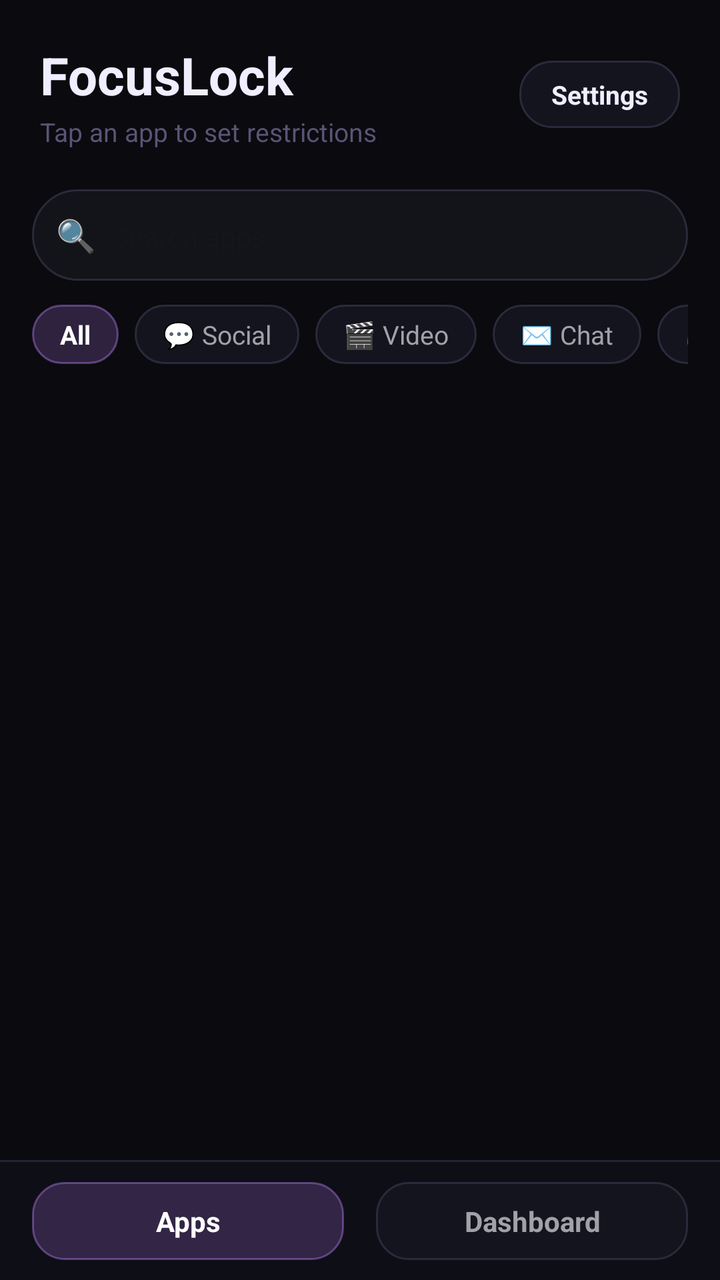
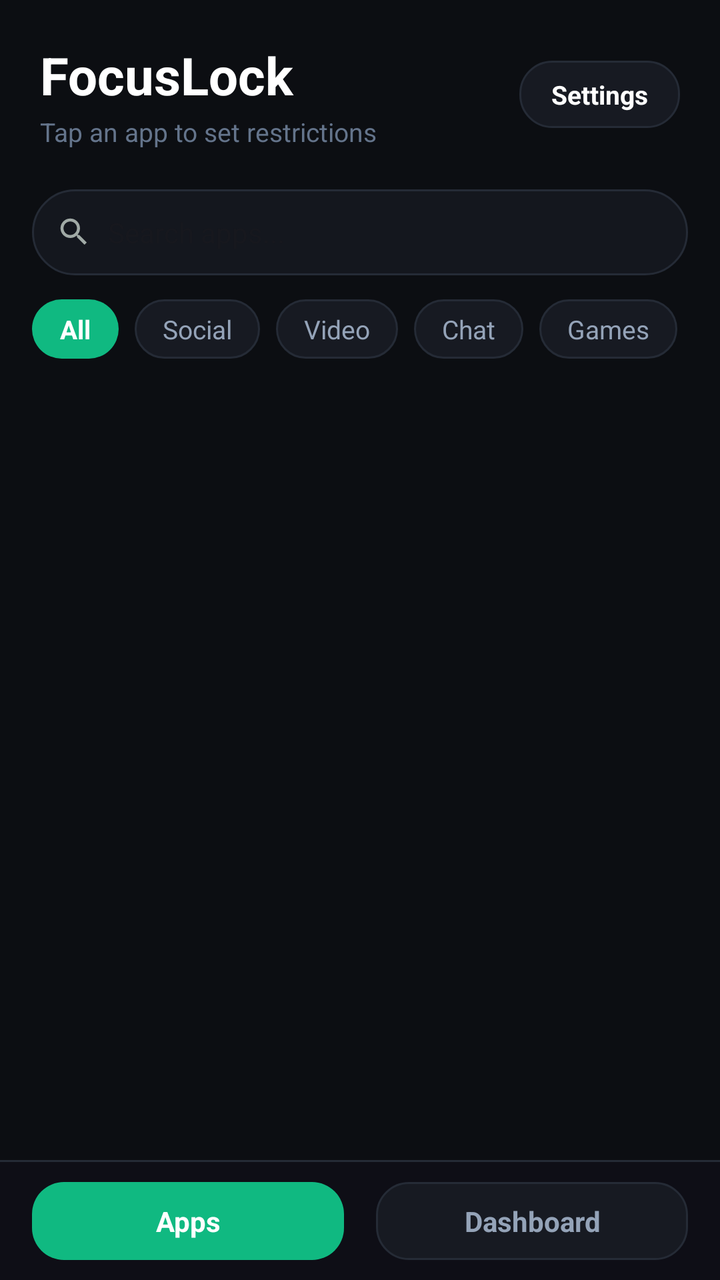

The first picture is an Android layout as it rendered before a commit; the second is the same layout after the commit. The layout source and the unified diff follow.
<!-- AndroidManifest.xml: application theme Theme.FocusLock -->
<!-- res/layout/activity_app_list.xml -->
<?xml version="1.0" encoding="utf-8"?>
<LinearLayout
    xmlns:android="http://schemas.android.com/apk/res/android"
    android:layout_width="match_parent"
    android:layout_height="match_parent"
    android:orientation="vertical"
    android:background="#0a0a0f">

    
    <LinearLayout
        android:layout_width="match_parent"
        android:layout_height="wrap_content"
        android:orientation="horizontal"
        android:gravity="center_vertical"
        android:padding="20dp"
        android:paddingBottom="12dp">

        <LinearLayout
            android:layout_width="0dp"
            android:layout_height="wrap_content"
            android:layout_weight="1"
            android:orientation="vertical">

            <TextView
                android:layout_width="wrap_content"
                android:layout_height="wrap_content"
                android:text="FocusLock"
                android:textSize="26sp"
                android:textStyle="bold"
                android:textColor="#f0eeff" />

            <TextView
                android:layout_width="wrap_content"
                android:layout_height="wrap_content"
                android:text="Tap an app to set restrictions"
                android:textSize="13sp"
                android:textColor="#5a5475"
                android:layout_marginTop="2dp" />

        </LinearLayout>

        <TextView
            android:id="@+id/btn_settings"
            android:layout_width="wrap_content"
            android:layout_height="wrap_content"
            android:text="Settings"
            android:textSize="13sp"
            android:textStyle="bold"
            android:textColor="#f0eeff"
            android:paddingHorizontal="16dp"
            android:paddingVertical="8dp"
            android:background="@drawable/bg_chip_inactive"
            android:clickable="true"
            android:focusable="true" />

    </LinearLayout>

    
    <LinearLayout
        android:id="@+id/banner_miui_warning"
        android:layout_width="match_parent"
        android:layout_height="wrap_content"
        android:orientation="vertical"
        android:layout_marginStart="16dp"
        android:layout_marginEnd="16dp"
        android:layout_marginBottom="8dp"
        android:background="@drawable/bg_card"
        android:padding="14dp"
        android:visibility="gone">

        
        <LinearLayout
            android:layout_width="match_parent"
            android:layout_height="wrap_content"
            android:orientation="horizontal"
            android:gravity="center_vertical"
            android:layout_marginBottom="6dp">

            <TextView
                android:layout_width="0dp"
                android:layout_height="wrap_content"
                android:layout_weight="1"
                android:text="⚠️ FocusLock may be killed by MIUI"
                android:textSize="13sp"
                android:textStyle="bold"
                android:textColor="#ffcc44" />

        </LinearLayout>

        <TextView
            android:layout_width="match_parent"
            android:layout_height="wrap_content"
            android:text="Your Xiaomi device's battery optimizer may stop FocusLock in the background, disabling all restrictions."
            android:textSize="11sp"
            android:textColor="#9990bb"
            android:lineSpacingMultiplier="1.3"
            android:layout_marginBottom="12dp" />

        
        <LinearLayout
            android:layout_width="match_parent"
            android:layout_height="wrap_content"
            android:orientation="horizontal">

            <TextView
                android:id="@+id/btn_disable_battery_opt"
                android:layout_width="0dp"
                android:layout_height="38dp"
                android:layout_weight="1"
                android:text="Disable Battery Saver"
                android:textSize="11sp"
                android:textStyle="bold"
                android:textColor="#c084fc"
                android:gravity="center"
                android:background="@drawable/bg_button_secondary"
                android:layout_marginEnd="6dp" />

            <TextView
                android:id="@+id/btn_miui_autostart"
                android:layout_width="0dp"
                android:layout_height="38dp"
                android:layout_weight="1"
                android:text="Enable Autostart"
                android:textSize="11sp"
                android:textStyle="bold"
                android:textColor="#ffffff"
                android:gravity="center"
                android:background="@drawable/bg_button_primary" />

        </LinearLayout>

    </LinearLayout>

    

    <LinearLayout
        android:layout_width="match_parent"
        android:layout_height="wrap_content"
        android:orientation="horizontal"
        android:layout_marginLeft="16dp"
        android:layout_marginRight="16dp"
        android:layout_marginBottom="12dp"
        android:background="@drawable/bg_search_bar"
        android:padding="12dp">

        <TextView
            android:layout_width="wrap_content"
            android:layout_height="wrap_content"
            android:text="🔍"
            android:textSize="16sp"
            android:layout_marginRight="8dp" />

        <EditText
            android:id="@+id/search_input"
            android:layout_width="0dp"
            android:layout_weight="1"
            android:layout_height="wrap_content"
            android:hint="Search apps..."
            android:textColor="#f0eeff"
            android:textSize="14sp"
            android:background="@null"
            android:inputType="text"
            android:maxLines="1"
            android:imeOptions="actionSearch" />

        <TextView
            android:id="@+id/btn_clear_search"
            android:layout_width="wrap_content"
            android:layout_height="wrap_content"
            android:text="✕"
            android:textSize="16sp"
            android:textColor="#9990bb"
            android:visibility="gone"
            android:paddingStart="8dp"
            android:paddingEnd="4dp" />

    </LinearLayout>

    
    <HorizontalScrollView
        android:layout_width="match_parent"
        android:layout_height="wrap_content"
        android:scrollbars="none"
        android:layout_marginStart="16dp"
        android:layout_marginEnd="16dp"
        android:layout_marginBottom="12dp">

        <LinearLayout
            android:layout_width="wrap_content"
            android:layout_height="wrap_content"
            android:orientation="horizontal">

            <TextView
                android:id="@+id/chip_all"
                android:layout_width="wrap_content"
                android:layout_height="wrap_content"
                android:text="All"
                android:textSize="13sp"
                android:textStyle="bold"
                android:textColor="#ffffff"
                android:paddingHorizontal="14dp"
                android:paddingVertical="6dp"
                android:background="@drawable/bg_chip_active"
                android:layout_marginEnd="8dp"
                android:clickable="true"
                android:focusable="true" />

            <TextView
                android:id="@+id/chip_social"
                android:layout_width="wrap_content"
                android:layout_height="wrap_content"
                android:text="💬 Social"
                android:textSize="13sp"
                android:textColor="#a1a1aa"
                android:paddingHorizontal="14dp"
                android:paddingVertical="6dp"
                android:background="@drawable/bg_chip_inactive"
                android:layout_marginEnd="8dp"
                android:clickable="true"
                android:focusable="true" />

            <TextView
                android:id="@+id/chip_video"
                android:layout_width="wrap_content"
                android:layout_height="wrap_content"
                android:text="🎬 Video"
                android:textSize="13sp"
                android:textColor="#a1a1aa"
                android:paddingHorizontal="14dp"
                android:paddingVertical="6dp"
                android:background="@drawable/bg_chip_inactive"
                android:layout_marginEnd="8dp"
                android:clickable="true"
                android:focusable="true" />

            <TextView
                android:id="@+id/chip_messaging"
                android:layout_width="wrap_content"
                android:layout_height="wrap_content"
                android:text="✉️ Chat"
                android:textSize="13sp"
                android:textColor="#a1a1aa"
                android:paddingHorizontal="14dp"
                android:paddingVertical="6dp"
                android:background="@drawable/bg_chip_inactive"
                android:layout_marginEnd="8dp"
                android:clickable="true"
                android:focusable="true" />

            <TextView
                android:id="@+id/chip_gaming"
                android:layout_width="wrap_content"
                android:layout_height="wrap_content"
                android:text="🎮 Games"
                android:textSize="13sp"
                android:textColor="#a1a1aa"
                android:paddingHorizontal="14dp"
                android:paddingVertical="6dp"
                android:background="@drawable/bg_chip_inactive"
                android:layout_marginEnd="8dp"
                android:clickable="true"
                android:focusable="true" />

            <TextView
                android:id="@+id/chip_productivity"
                android:layout_width="wrap_content"
                android:layout_height="wrap_content"
                android:text="⚡ Productivity"
                android:textSize="13sp"
                android:textColor="#a1a1aa"
                android:paddingHorizontal="14dp"
                android:paddingVertical="6dp"
                android:background="@drawable/bg_chip_inactive"
                android:layout_marginEnd="8dp"
                android:clickable="true"
                android:focusable="true" />

            <TextView
                android:id="@+id/chip_other"
                android:layout_width="wrap_content"
                android:layout_height="wrap_content"
                android:text="📦 Other"
                android:textSize="13sp"
                android:textColor="#a1a1aa"
                android:paddingHorizontal="14dp"
                android:paddingVertical="6dp"
                android:background="@drawable/bg_chip_inactive"
                android:clickable="true"
                android:focusable="true" />

        </LinearLayout>
    </HorizontalScrollView>

    
    <ProgressBar
        android:id="@+id/progress_bar"
        android:layout_width="wrap_content"
        android:layout_height="wrap_content"
        android:layout_gravity="center_horizontal"
        android:layout_marginTop="40dp"
        android:visibility="gone" />

    
    <androidx.recyclerview.widget.RecyclerView
        android:id="@+id/recycler_view"
        android:layout_width="match_parent"
        android:layout_height="0dp"
        android:layout_weight="1"
        android:clipToPadding="false"
        android:paddingBottom="16dp" />

    
    <View
        android:layout_width="match_parent"
        android:layout_height="1dp"
        android:background="#242436" />

    
    <LinearLayout
        android:layout_width="match_parent"
        android:layout_height="wrap_content"
        android:orientation="horizontal"
        android:background="#0e0e16"
        android:paddingHorizontal="16dp"
        android:paddingVertical="10dp">

        
        <TextView
            android:id="@+id/tab_apps"
            android:layout_width="0dp"
            android:layout_height="wrap_content"
            android:layout_weight="1"
            android:text="Apps"
            android:textSize="14sp"
            android:textStyle="bold"
            android:textColor="#ffffff"
            android:gravity="center"
            android:paddingVertical="10dp"
            android:background="@drawable/bg_chip_active"
            android:layout_marginEnd="8dp"
            android:clickable="true"
            android:focusable="true" />

        
        <TextView
            android:id="@+id/tab_dashboard"
            android:layout_width="0dp"
            android:layout_height="wrap_content"
            android:layout_weight="1"
            android:text="Dashboard"
            android:textSize="14sp"
            android:textStyle="bold"
            android:textColor="#a1a1aa"
            android:gravity="center"
            android:paddingVertical="10dp"
            android:background="@drawable/bg_chip_inactive"
            android:layout_marginStart="8dp"
            android:clickable="true"
            android:focusable="true" />

    </LinearLayout>

</LinearLayout>
<!-- resources referenced by this layout -->
<resources>
  <!-- drawable bg_button_primary (drawable) -->
  <?xml version="1.0" encoding="utf-8"?>
  <shape xmlns:android="http://schemas.android.com/apk/res/android"
      android:shape="rectangle">
      <gradient
          android:startColor="#a855f7"
          android:endColor="#7c3aed"
          android:angle="0" />
      <corners android:radius="28dp" />
  </shape>
  <!-- drawable bg_button_secondary (drawable) -->
  <?xml version="1.0" encoding="utf-8"?>
  <shape xmlns:android="http://schemas.android.com/apk/res/android"
      android:shape="rectangle">
      <solid android:color="#33c084fc" /> 
      <corners android:radius="28dp" />
      <stroke android:width="1dp" android:color="#c084fc" />
  </shape>
  <!-- drawable bg_card (drawable) -->
  <?xml version="1.0" encoding="utf-8"?>
  <shape xmlns:android="http://schemas.android.com/apk/res/android"
      android:shape="rectangle">
      <solid android:color="#13131a" />
      <corners android:radius="16dp" />
      <stroke android:width="1dp" android:color="#1f1f2e" />
  </shape>
  <!-- drawable bg_chip_active (drawable) -->
  <?xml version="1.0" encoding="utf-8"?>
  <shape xmlns:android="http://schemas.android.com/apk/res/android"
      android:shape="rectangle">
      <solid android:color="#33c084fc" />
      <corners android:radius="16dp" />
      <stroke android:width="1dp" android:color="#66c084fc" />
  </shape>
  <!-- drawable bg_chip_inactive (drawable) -->
  <?xml version="1.0" encoding="utf-8"?>
  <shape xmlns:android="http://schemas.android.com/apk/res/android"
      android:shape="rectangle">
      <solid android:color="#14141e" />
      <corners android:radius="16dp" />
      <stroke android:width="1dp" android:color="#2a2a3c" />
  </shape>
  <!-- drawable bg_search_bar (drawable) -->
  <?xml version="1.0" encoding="utf-8"?>
  <shape xmlns:android="http://schemas.android.com/apk/res/android"
      android:shape="rectangle">
      <solid android:color="#13131a" />
      <corners android:radius="24dp" />
      <stroke android:width="1dp" android:color="#2a2a38" />
  </shape>
  <style name="Theme.FocusLock" parent="Base.Theme.FocusLock" />
  <style name="Base.Theme.FocusLock" parent="Theme.Material3.DayNight.NoActionBar">
          
          
      </style>
</resources>

<!-- the commit's change to res/layout/activity_app_list.xml (unified diff, before → after) -->
@@ -4,7 +4,7 @@
     android:layout_width="match_parent"
     android:layout_height="match_parent"
     android:orientation="vertical"
-    android:background="#0a0a0f">
+    android:background="@color/surface_bg">
 
     
     <LinearLayout
@@ -27,14 +27,14 @@
                 android:text="FocusLock"
                 android:textSize="26sp"
                 android:textStyle="bold"
-                android:textColor="#f0eeff" />
+                android:textColor="#FFFFFF" />
 
             <TextView
                 android:layout_width="wrap_content"
                 android:layout_height="wrap_content"
                 android:text="Tap an app to set restrictions"
                 android:textSize="13sp"
-                android:textColor="#5a5475"
+                android:textColor="#64748B"
                 android:layout_marginTop="2dp" />
 
         </LinearLayout>
@@ -46,7 +46,7 @@
             android:text="Settings"
             android:textSize="13sp"
             android:textStyle="bold"
-            android:textColor="#f0eeff"
+            android:textColor="#FFFFFF"
             android:paddingHorizontal="16dp"
             android:paddingVertical="8dp"
             android:background="@drawable/bg_chip_inactive"
@@ -76,14 +76,28 @@
             android:gravity="center_vertical"
             android:layout_marginBottom="6dp">
 
-            <TextView
+            <LinearLayout
                 android:layout_width="0dp"
                 android:layout_height="wrap_content"
                 android:layout_weight="1"
-                android:text="⚠️ FocusLock may be killed by MIUI"
-                android:textSize="13sp"
-                android:textStyle="bold"
-                android:textColor="#ffcc44" />
+                android:orientation="horizontal"
+                android:gravity="center_vertical">
+
+                <ImageView
+                    android:layout_width="16dp"
+                    android:layout_height="16dp"
+                    android:src="@drawable/ic_warning_triangle"
+                    android:layout_marginEnd="6dp" />
+
+                <TextView
+                    android:layout_width="wrap_content"
+                    android:layout_height="wrap_content"
+                    android:text="FocusLock may be killed by MIUI"
+                    android:textSize="13sp"
+                    android:textStyle="bold"
+                    android:textColor="#ffcc44" />
+
+            </LinearLayout>
 
         </LinearLayout>
 
@@ -92,7 +106,7 @@
             android:layout_height="wrap_content"
             android:text="Your Xiaomi device's battery optimizer may stop FocusLock in the background, disabling all restrictions."
             android:textSize="11sp"
-            android:textColor="#9990bb"
+            android:textColor="#94A3B8"
             android:lineSpacingMultiplier="1.3"
             android:layout_marginBottom="12dp" />
 
@@ -110,7 +124,7 @@
                 android:text="Disable Battery Saver"
                 android:textSize="11sp"
                 android:textStyle="bold"
-                android:textColor="#c084fc"
+                android:textColor="#34d399"
                 android:gravity="center"
                 android:background="@drawable/bg_button_secondary"
                 android:layout_marginEnd="6dp" />
@@ -143,12 +157,12 @@
         android:background="@drawable/bg_search_bar"
         android:padding="12dp">
 
-        <TextView
-            android:layout_width="wrap_content"
-            android:layout_height="wrap_content"
-            android:text="🔍"
-            android:textSize="16sp"
-            android:layout_marginRight="8dp" />
+        <ImageView
+            android:layout_width="18dp"
+            android:layout_height="18dp"
+            android:src="@drawable/ic_search"
+            android:layout_gravity="center_vertical"
+            android:layout_marginEnd="8dp" />
 
         <EditText
             android:id="@+id/search_input"
@@ -156,7 +170,7 @@
             android:layout_weight="1"
             android:layout_height="wrap_content"
             android:hint="Search apps..."
-            android:textColor="#f0eeff"
+            android:textColor="#FFFFFF"
             android:textSize="14sp"
             android:background="@null"
             android:inputType="text"
@@ -169,7 +183,7 @@
             android:layout_height="wrap_content"
             android:text="✕"
             android:textSize="16sp"
-            android:textColor="#9990bb"
+            android:textColor="#94A3B8"
             android:visibility="gone"
             android:paddingStart="8dp"
             android:paddingEnd="4dp" />
@@ -209,9 +223,9 @@
                 android:id="@+id/chip_social"
                 android:layout_width="wrap_content"
                 android:layout_height="wrap_content"
-                android:text="💬 Social"
-                android:textSize="13sp"
-                android:textColor="#a1a1aa"
+                android:text="Social"
+                android:textSize="13sp"
+                android:textColor="#94A3B8"
                 android:paddingHorizontal="14dp"
                 android:paddingVertical="6dp"
                 android:background="@drawable/bg_chip_inactive"
@@ -223,9 +237,9 @@
                 android:id="@+id/chip_video"
                 android:layout_width="wrap_content"
                 android:layout_height="wrap_content"
-                android:text="🎬 Video"
-                android:textSize="13sp"
-                android:textColor="#a1a1aa"
+                android:text="Video"
+                android:textSize="13sp"
+                android:textColor="#94A3B8"
                 android:paddingHorizontal="14dp"
                 android:paddingVertical="6dp"
                 android:background="@drawable/bg_chip_inactive"
@@ -237,9 +251,9 @@
                 android:id="@+id/chip_messaging"
                 android:layout_width="wrap_content"
                 android:layout_height="wrap_content"
-                android:text="✉️ Chat"
-                android:textSize="13sp"
-                android:textColor="#a1a1aa"
+                android:text="Chat"
+                android:textSize="13sp"
+                android:textColor="#94A3B8"
                 android:paddingHorizontal="14dp"
                 android:paddingVertical="6dp"
                 android:background="@drawable/bg_chip_inactive"
@@ -251,9 +265,9 @@
                 android:id="@+id/chip_gaming"
                 android:layout_width="wrap_content"
                 android:layout_height="wrap_content"
-                android:text="🎮 Games"
-                android:textSize="13sp"
-                android:textColor="#a1a1aa"
+                android:text="Games"
+                android:textSize="13sp"
+                android:textColor="#94A3B8"
                 android:paddingHorizontal="14dp"
                 android:paddingVertical="6dp"
                 android:background="@drawable/bg_chip_inactive"
@@ -265,9 +279,9 @@
                 android:id="@+id/chip_productivity"
                 android:layout_width="wrap_content"
                 android:layout_height="wrap_content"
-                android:text="⚡ Productivity"
-                android:textSize="13sp"
-                android:textColor="#a1a1aa"
+                android:text="Productivity"
+                android:textSize="13sp"
+                android:textColor="#94A3B8"
                 android:paddingHorizontal="14dp"
                 android:paddingVertical="6dp"
                 android:background="@drawable/bg_chip_inactive"
@@ -279,9 +293,9 @@
                 android:id="@+id/chip_other"
                 android:layout_width="wrap_content"
                 android:layout_height="wrap_content"
-                android:text="📦 Other"
-                android:textSize="13sp"
-                android:textColor="#a1a1aa"
+                android:text="Other"
+                android:textSize="13sp"
+                android:textColor="#94A3B8"
                 android:paddingHorizontal="14dp"
                 android:paddingVertical="6dp"
                 android:background="@drawable/bg_chip_inactive"
@@ -313,7 +327,7 @@
     <View
         android:layout_width="match_parent"
         android:layout_height="1dp"
-        android:background="#242436" />
+        android:background="#252B36" />
 
     
     <LinearLayout
@@ -350,7 +364,7 @@
             android:text="Dashboard"
             android:textSize="14sp"
             android:textStyle="bold"
-            android:textColor="#a1a1aa"
+            android:textColor="#94A3B8"
             android:gravity="center"
             android:paddingVertical="10dp"
             android:background="@drawable/bg_chip_inactive"
<!-- resource entries referenced after the edit -->
@@ -1,55 +1,95 @@
 <!-- resources referenced by this layout -->
 <resources>
+  <color name="surface_bg">#FF0C0E12</color>
   <!-- drawable bg_button_primary (drawable) -->
   <?xml version="1.0" encoding="utf-8"?>
-  <shape xmlns:android="http://schemas.android.com/apk/res/android"
-      android:shape="rectangle">
-      <gradient
-          android:startColor="#a855f7"
-          android:endColor="#7c3aed"
-          android:angle="0" />
-      <corners android:radius="28dp" />
-  </shape>
+  <ripple xmlns:android="http://schemas.android.com/apk/res/android"
+      android:color="#33ffffff">
+      <item>
+          <shape android:shape="rectangle">
+              <gradient
+                  android:startColor="#10b981"
+                  android:endColor="#059669"
+                  android:angle="135" />
+              <corners android:radius="28dp" />
+          </shape>
+      </item>
+  </ripple>
   <!-- drawable bg_button_secondary (drawable) -->
   <?xml version="1.0" encoding="utf-8"?>
-  <shape xmlns:android="http://schemas.android.com/apk/res/android"
-      android:shape="rectangle">
-      <solid android:color="#33c084fc" /> 
-      <corners android:radius="28dp" />
-      <stroke android:width="1dp" android:color="#c084fc" />
-  </shape>
+  <ripple xmlns:android="http://schemas.android.com/apk/res/android"
+      android:color="#20ffffff">
+      <item>
+          <shape android:shape="rectangle">
+              <solid android:color="#1E242F" />
+              <corners android:radius="28dp" />
+              <stroke android:width="1dp" android:color="#2D3545" />
+          </shape>
+      </item>
+  </ripple>
   <!-- drawable bg_card (drawable) -->
   <?xml version="1.0" encoding="utf-8"?>
-  <shape xmlns:android="http://schemas.android.com/apk/res/android"
-      android:shape="rectangle">
-      <solid android:color="#13131a" />
-      <corners android:radius="16dp" />
-      <stroke android:width="1dp" android:color="#1f1f2e" />
-  </shape>
+  <ripple xmlns:android="http://schemas.android.com/apk/res/android"
+      android:color="#20ffffff">
+      <item>
+          <shape android:shape="rectangle">
+              <solid android:color="#14171E" />
+              <corners android:radius="16dp" />
+              <stroke android:width="1dp" android:color="#252B36" />
+          </shape>
+      </item>
+  </ripple>
   <!-- drawable bg_chip_active (drawable) -->
   <?xml version="1.0" encoding="utf-8"?>
-  <shape xmlns:android="http://schemas.android.com/apk/res/android"
-      android:shape="rectangle">
-      <solid android:color="#33c084fc" />
-      <corners android:radius="16dp" />
-      <stroke android:width="1dp" android:color="#66c084fc" />
-  </shape>
+  <ripple xmlns:android="http://schemas.android.com/apk/res/android"
+      android:color="#33ffffff">
+      <item>
+          <shape android:shape="rectangle">
+              <solid android:color="#10B981" />
+              <corners android:radius="16dp" />
+          </shape>
+      </item>
+  </ripple>
   <!-- drawable bg_chip_inactive (drawable) -->
   <?xml version="1.0" encoding="utf-8"?>
-  <shape xmlns:android="http://schemas.android.com/apk/res/android"
-      android:shape="rectangle">
-      <solid android:color="#14141e" />
-      <corners android:radius="16dp" />
-      <stroke android:width="1dp" android:color="#2a2a3c" />
-  </shape>
+  <ripple xmlns:android="http://schemas.android.com/apk/res/android"
+      android:color="#20ffffff">
+      <item>
+          <shape android:shape="rectangle">
+              <solid android:color="#171A22" />
+              <corners android:radius="16dp" />
+              <stroke android:width="1dp" android:color="#252B36" />
+          </shape>
+      </item>
+  </ripple>
   <!-- drawable bg_search_bar (drawable) -->
   <?xml version="1.0" encoding="utf-8"?>
   <shape xmlns:android="http://schemas.android.com/apk/res/android"
       android:shape="rectangle">
-      <solid android:color="#13131a" />
+      <solid android:color="#14171E" />
       <corners android:radius="24dp" />
-      <stroke android:width="1dp" android:color="#2a2a38" />
+      <stroke android:width="1dp" android:color="#252B36" />
   </shape>
+  <!-- drawable ic_search (drawable) -->
+  <vector xmlns:android="http://schemas.android.com/apk/res/android"
+      android:width="24dp"
+      android:height="24dp"
+      android:viewportWidth="24"
+      android:viewportHeight="24">
+      <path
+          android:pathData="M15.5,14H14.71L14.43,13.73C15.41,12.59 16,11.11 16,9.5C16,5.91 13.09,3 9.5,3C5.91,3 3,5.91 3,9.5C3,13.09 5.91,16 9.5,16C11.11,16 12.59,15.41 13.73,14.43L14,14.71V15.5L19,20.49L20.49,19L15.5,14ZM9.5,14C7.01,14 5,11.99 5,9.5C5,7.01 7.01,5 9.5,5C11.99,5 14,7.01 14,9.5C14,11.99 11.99,14 9.5,14Z"
+          android:fillColor="#A1AAA6"/>
+  </vector>
+  <!-- drawable ic_warning_triangle (drawable) -->
+  <vector xmlns:android="http://schemas.android.com/apk/res/android"
+      android:width="24dp"
+      android:height="24dp"
+      android:viewportWidth="24"
+      android:viewportHeight="24">
+      <path
+          android:pathData="M1,21H23L12,2L1,21ZM13,18H11V16H13V18ZM13,14H11V10H13V14Z"
+          android:fillColor="#FBBF24"/>
+  </vector>
   <style name="Theme.FocusLock" parent="Base.Theme.FocusLock" />
   <style name="Base.Theme.FocusLock" parent="Theme.Material3.DayNight.NoActionBar">
           
